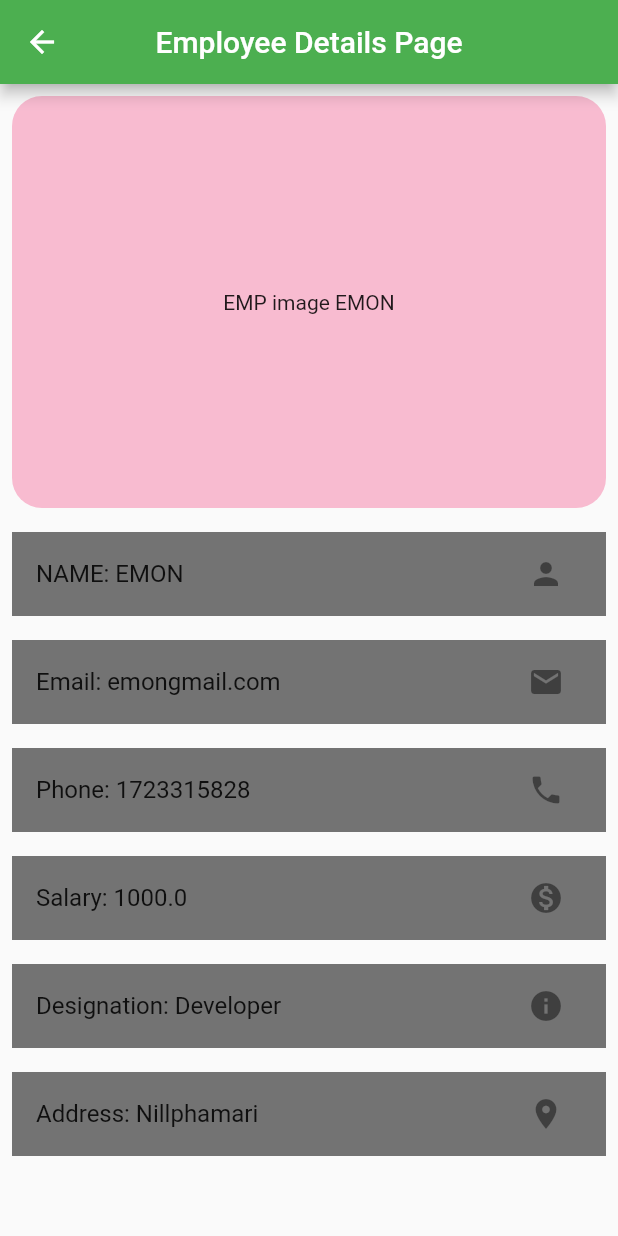
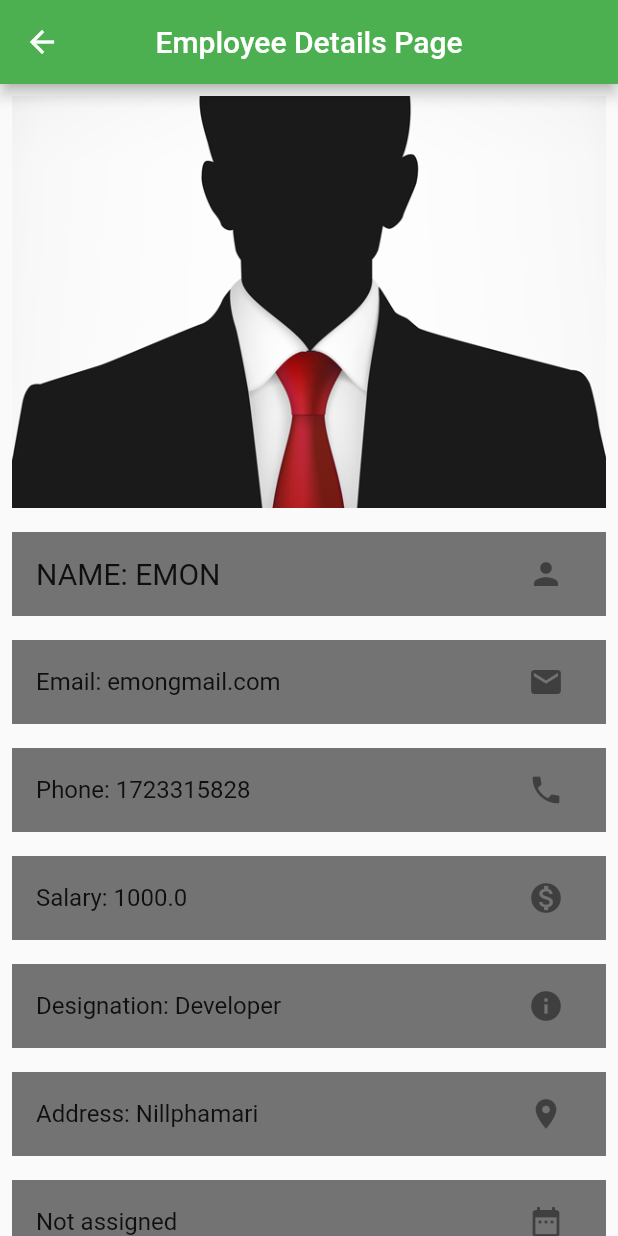
Before and after one commit to EmonSarkarr/Employee-Management-System, a Flutter app: the screen it shows after launch, after a tap on "EMON", on a phone screen of 412 x 824 dp. Run offline on Flutter 3.47's test engine with Material 2 defaults, Android fonts, the phone set to English and light mode, and no system bars; our stand-ins replace image_picker.

Commit message:
detailsPage setup complete

```diff
--- a/lib/screens/employee_details_page.dart
+++ b/lib/screens/employee_details_page.dart
@@ -1,3 +1,5 @@
+import 'dart:io';
+
 import 'package:employee_management_system/models/employee_model.dart';
 import 'package:flutter/material.dart';
 
@@ -13,19 +15,21 @@ class EmployeeDetailsPage extends StatefulWidget {
 class _EmployeeDetailsPageState extends State<EmployeeDetailsPage> {
   late Size size;
   late EmployeeModel employee;
+
   @override
   void didChangeDependencies() {
     employee = ModalRoute.of(context)!.settings.arguments as EmployeeModel;
     super.didChangeDependencies();
   }
+
   @override
   Widget build(BuildContext context) {
     size = MediaQuery.of(context).size;
     return SafeArea(
         child: Scaffold(
-      appBar:
-          AppBar(title: const Text('Employee Details Page'), centerTitle: true),
-      body: Column(
+            appBar: AppBar(
+                title: const Text('Employee Details Page'), centerTitle: true),
+            body: ListView(
               children: [
                 Padding(
                   padding: const EdgeInsets.all(8.0),
@@ -35,59 +39,94 @@ class _EmployeeDetailsPageState extends State<EmployeeDetailsPage> {
                         borderRadius: BorderRadius.circular(20)),
                     height: size.height / 3,
                     width: double.infinity,
-              child: Center(child:  Text("EMP image ${employee.name}")),
+                    child: employee.image == null
+                        ? Image.asset(
+                            "images/person.jpg",
+                            height: size.height / 4,
+                            width: size.width / 1.5,
+                            fit: BoxFit.cover,
+                          )
+                        : Image.file(File(employee.image!),
+                            height: size.height / 4,
+                            width: size.width / 1.5,
+                            fit: BoxFit.cover),
                   ),
                 ),
                 Padding(
                   padding: const EdgeInsets.all(8.0),
                   child: ListTile(
                       hoverColor: Colors.red,
-                title: Text("NAME: ${employee.name}"),
-                trailing: IconButton(onPressed: (){},icon: const Icon(Icons.person)),
+                      title: Text(
+                        "NAME: ${employee.name}",
+                        style: const TextStyle(fontSize: 20),
+                      ),
+                      trailing: IconButton(
+                          onPressed: () {}, icon: const Icon(Icons.person)),
                       tileColor: Colors.black54),
                 ),
                 Padding(
-            padding:const EdgeInsets.all(8.0),
+                  padding: const EdgeInsets.all(8.0),
                   child: ListTile(
                       hoverColor: Colors.red,
-                trailing: IconButton(onPressed: (){},icon: const Icon(Icons.email)),
+                      trailing: IconButton(
+                          onPressed: () {}, icon: const Icon(Icons.email)),
                       title: Text("Email: ${employee.email} "),
                       tileColor: Colors.black54),
                 ),
                 Padding(
-            padding:const EdgeInsets.all(8.0),
+                  padding: const EdgeInsets.all(8.0),
                   child: ListTile(
                       hoverColor: Colors.red,
-                trailing: IconButton(onPressed: (){},icon: const Icon(Icons.phone)),
+                      trailing: IconButton(
+                          onPressed: () {
+                            print("Calling");
+                          },
+                          icon: const Icon(Icons.phone)),
                       title: Text("Phone: ${employee.phoneNumber} "),
                       tileColor: Colors.black54),
                 ),
                 Padding(
-            padding:const EdgeInsets.all(8.0),
+                  padding: const EdgeInsets.all(8.0),
                   child: ListTile(
                       hoverColor: Colors.red,
-                trailing: IconButton(onPressed: (){},icon: const Icon(Icons.monetization_on)),
+                      trailing: IconButton(
+                          onPressed: () {},
+                          icon: const Icon(Icons.monetization_on)),
                       title: Text("Salary: ${employee.salary} "),
                       tileColor: Colors.black54),
                 ),
                 Padding(
-            padding:const EdgeInsets.all(8.0),
+                  padding: const EdgeInsets.all(8.0),
                   child: ListTile(
                       hoverColor: Colors.red,
-                trailing: IconButton(onPressed: (){},icon: const Icon(Icons.info)),
+                      trailing: IconButton(
+                          onPressed: () {}, icon: const Icon(Icons.info)),
                       title: Text("Designation: ${employee.designation} "),
                       tileColor: Colors.black54),
                 ),
                 Padding(
-            padding:const EdgeInsets.all(8.0),
+                  padding: const EdgeInsets.all(8.0),
                   child: ListTile(
                       hoverColor: Colors.red,
-                trailing: IconButton(onPressed: (){},icon: const Icon(Icons.location_on)),
+                      trailing: IconButton(
+                          onPressed: () {},
+                          icon: const Icon(Icons.location_on)),
                       title: Text("Address: ${employee.address} "),
                       tileColor: Colors.black54),
                 ),
+                Padding(
+                  padding: const EdgeInsets.all(8.0),
+                  child: ListTile(
+                      hoverColor: Colors.red,
+                      trailing: IconButton(
+                          onPressed: () {}, icon: const Icon(Icons.date_range)),
+                      title: employee.dob == null
+                          ? const Text("Not assigned")
+                          : Text("Date of birth: ${employee.dob} "),
+                      tileColor: Colors.black54),
+                ),
+
               ],
-      ),
-    ));
+            )));
   }
 }
```
Also changed, not shown: lib/models/employee_model.dart (+9 -4 lines), lib/screens/add_employee_page.dart (+40 -11 lines). Lines whose indentation alone changed are shown as unchanged.
